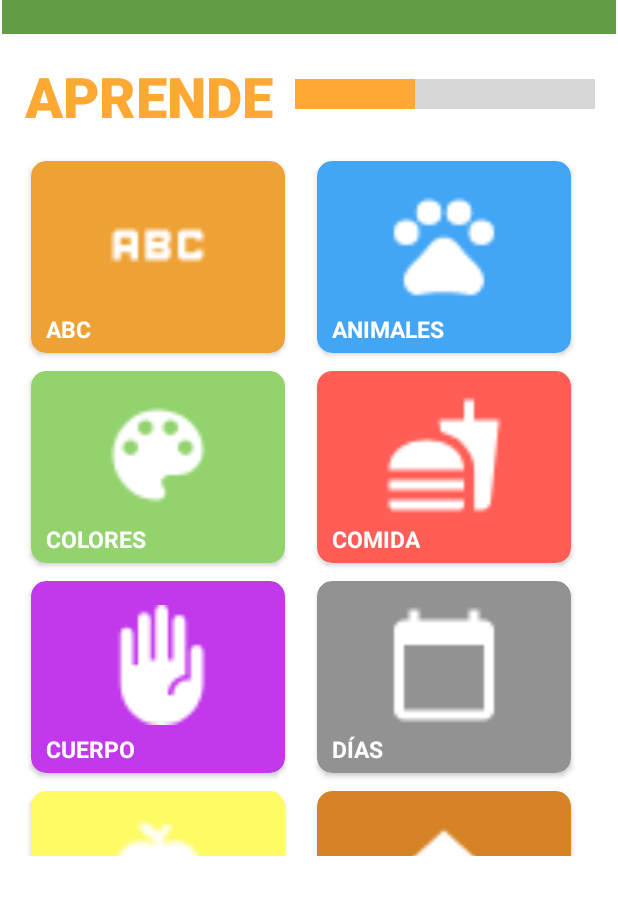
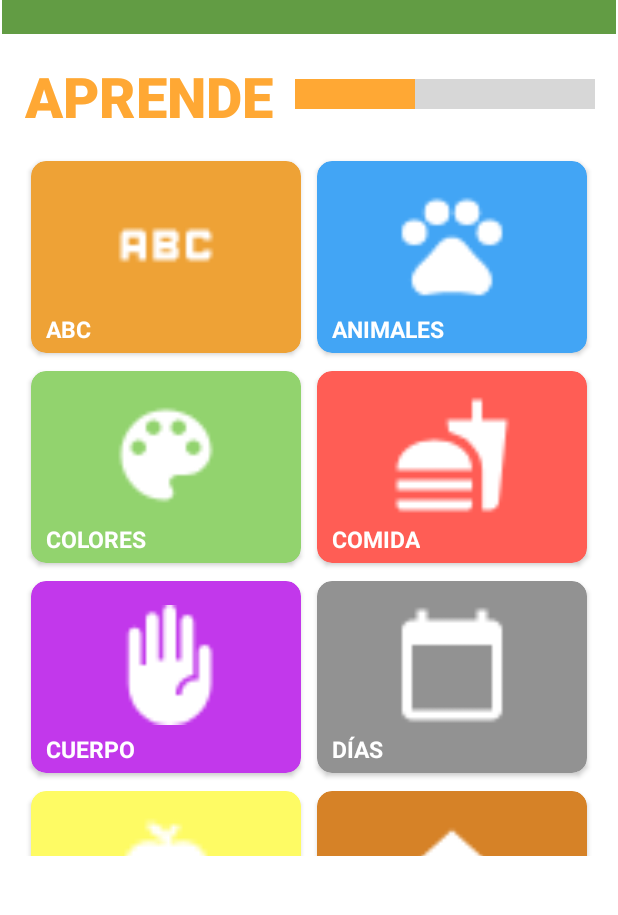
Before and after one commit to DiegoBugarin/signApp, an Android app: the screen it shows after launch (MainActivity), on a phone screen of 412 x 824 dp, the part 208-1123 px from its top. Run offline under Robolectric (Android 15) with nearby library versions, the phone set to English and light mode, and no system bars.

Commit message:
Modificar layout de módulos

```diff
--- a/app/src/main/res/layout/item_categoria.xml
+++ b/app/src/main/res/layout/item_categoria.xml
@@ -2,7 +2,7 @@
 <androidx.cardview.widget.CardView xmlns:android="http://schemas.android.com/apk/res/android"
     xmlns:app="http://schemas.android.com/apk/res-auto"
     xmlns:tools="http://schemas.android.com/tools"
-    android:layout_width="180dp"
+    android:layout_width="match_parent"
     android:layout_height="wrap_content"
     app:cardCornerRadius="10dp"
     android:outlineAmbientShadowColor="@color/black"
```
